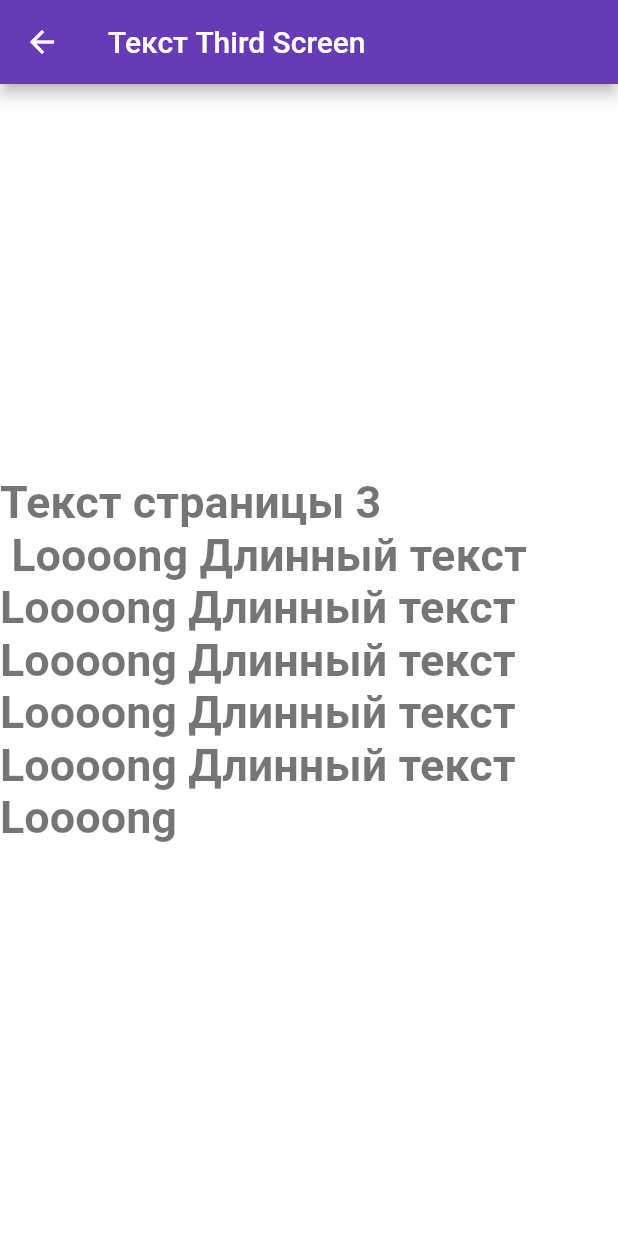
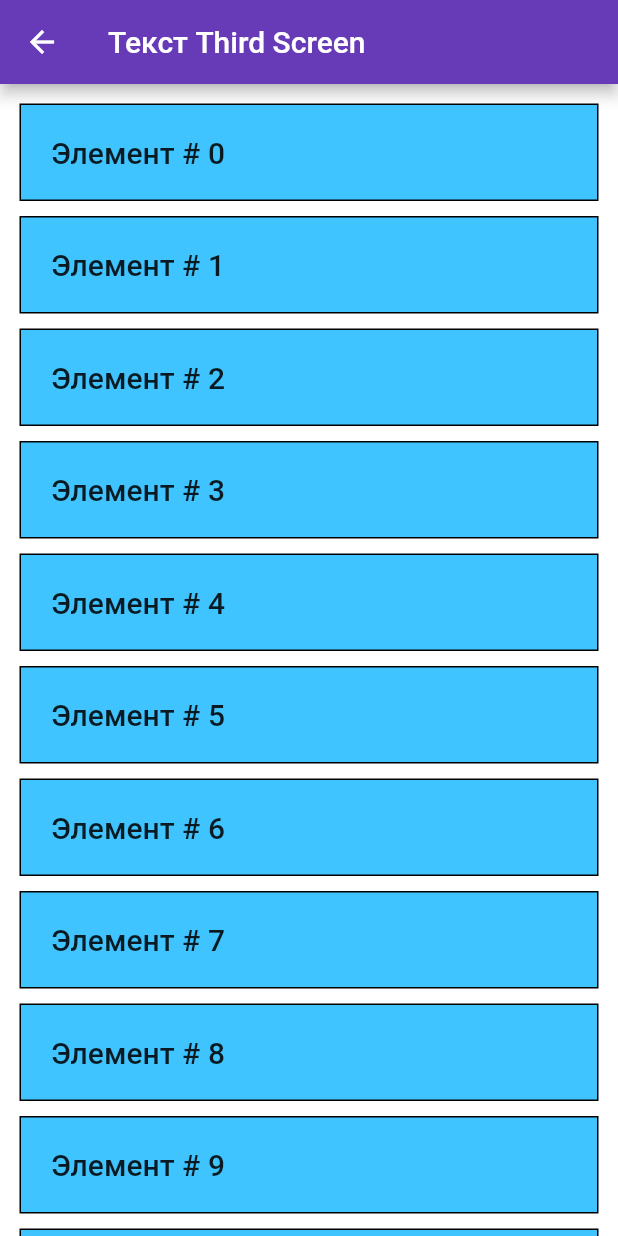
Before and after one commit to YriiBlackMsk/pizza, a Flutter app: the ThirdScreen screen opened by its route, on a phone screen of 412 x 824 dp. Run offline on Flutter 3.47's test engine with Material 2 defaults, Android fonts, the phone set to English and light mode, and no system bars; our stand-ins replace google_fonts, syncfusion_flutter_sliders; missing offline and left inert: sliding_switch; network calls fail; Roboto replaces fonts that are missing (Georgia).

Commit message:
Кейс-задание 2.5

```diff
--- a/lib/pages/second_screen.dart
+++ b/lib/pages/second_screen.dart
@@ -9,6 +9,52 @@ class SecondScreen extends StatefulWidget {
   _SecondScreenState createState() => _SecondScreenState();
 }
 
+//Виджет для body: const SimpleList(), просто список и список с оформлением статичный
+class SimpleList extends StatelessWidget {
+  const SimpleList({Key? key}) : super(key: key);
+
+  @override
+  Widget build(BuildContext context) {
+    return ListView(
+      scrollDirection: Axis.vertical,
+      children: const [
+        Text('первый'),
+        Text('Второй'),
+        MyListItem(number: 1),
+        MyListItem(number: 2),
+        ListTile(
+          leading: Icon(Icons.map),
+          title: Text('Map'),),
+        ListTile(
+          leading: Icon(Icons.phone),
+          title: Text('Map'),),
+      ],
+    );
+  }
+}
+
+class MyListItem extends StatelessWidget {
+  const MyListItem({Key? key, required this.number}) : super(key: key);
+
+  //final string text;
+  final int number;
+
+  @override
+  Widget build(BuildContext context) {
+    return Container(
+      padding: const EdgeInsets.all(20),
+      margin: const EdgeInsets.all(5),
+      decoration: BoxDecoration(
+        color: Colors.lightBlueAccent,
+        border: Border.all()
+      ),
+      child: Text('Элемент # $number',
+          style: Theme.of(context).textTheme.headline6),
+    );
+  }
+}
+
+
 class _SecondScreenState extends State<SecondScreen> {
   @override
   Widget build(BuildContext context) {
@@ -16,7 +62,11 @@ class _SecondScreenState extends State<SecondScreen> {
         child: Scaffold(
           //backgroundColor: Colors.amber[50],//локальный бэкграунд второго экрана
           appBar: AppBar(title: const Text('Текст Second Screen'),), //заголовок второго экрана
-          body: Center(child: Text(Strings.longBodyText2, style: Theme.of(context).textTheme.headline2),), //контент боди второго экрана, забирает данные с файла стрингс, для мультиязычной поддержки и редактирования
+
+          body: const SimpleList(),
+          // body: Center(
+          //   child: Text(Strings.longBodyText2, style: Theme.of(context).textTheme.headline2),
+          // ), //контент боди второго экрана, забирает данные с файла стрингс, для мультиязычной поддержки и редактирования
         ));
   }
 }
--- a/lib/pages/third_screen.dart
+++ b/lib/pages/third_screen.dart
@@ -1,5 +1,6 @@
 import 'package:flutter/material.dart';
 import 'package:google_fonts/google_fonts.dart';
+import 'package:pizza/pages/second_screen.dart'; //работает от класса второго экрана
 import 'package:pizza/utils/strings.dart';
 
 class ThirdScreen extends StatefulWidget {
@@ -8,6 +9,24 @@ class ThirdScreen extends StatefulWidget {
   @override
   _ThirdScreenState createState() => _ThirdScreenState();
 }
+//создание списка
+class SimpleListBuilder extends StatelessWidget {
+   SimpleListBuilder({Key? key}) : super(key: key);
+
+  var list = List<int>.generate(20, (i) => i + 1);
+
+  @override
+  Widget build(BuildContext context) {
+    return ListView.builder(
+        padding: const EdgeInsets.all(8),
+        itemCount: 20, //ограничение по количеству, а так неограниченно
+        itemBuilder: (BuildContext context, int index) {
+          return MyListItem(number: index);
+        }
+    );
+  }
+}
+
 
 class _ThirdScreenState extends State<ThirdScreen> {
   @override
@@ -16,7 +35,8 @@ class _ThirdScreenState extends State<ThirdScreen> {
         child: Scaffold(
           //backgroundColor: Colors.teal[200],
           appBar: AppBar(title: const Text('Текст Third Screen'),),
-          body: Center(child: Text(Strings.longBodyText3, style: Theme.of(context).textTheme.headline3),),
+          body: SimpleListBuilder(), //подключаем список
+          // body: Center(child: Text(Strings.longBodyText3, style: Theme.of(context).textTheme.headline3),),
         ));
   }
 }
--- a/lib/utils/main.dart
+++ b/lib/utils/main.dart
@@ -3,6 +3,7 @@ import 'package:flutter/material.dart'; //подключение библиот
 import 'package:pizza/pages/first_screen.dart';
 import 'package:pizza/pages/page1.dart';
 import 'package:pizza/pages/reg.dart';
+import 'package:pizza/pages/sixth_page.dart';
 // import 'package:google_fonts/google_fonts.dart';
 import 'package:pizza/utils/navigation.dart';
 import 'package:pizza/pages/order.dart';
@@ -37,6 +38,8 @@ class MyApp extends StatelessWidget { //1 класс используется д
         '/6': (context) => const RegPage(),
         '/7': (context) => const PizzaCalculatorScreen(),
         '/8': (context) => const FirstScreen(),
+        '/9': (context) => const SixthScreen(),
+
       },
        theme: globalTheme(), //глобальный вариант темы, настройка в отдельном файле global_theme не работает
       /*theme: ThemeData( //локальная тема
```
Also changed, not shown: lib/pages/fifth_screen.dart (+39 -6 lines), lib/pages/fourth_screen.dart (+24 -1 lines), lib/pages/sixth_page.dart (added, +52 -0 lines), lib/utils/navigation.dart (+10 -0 lines).
